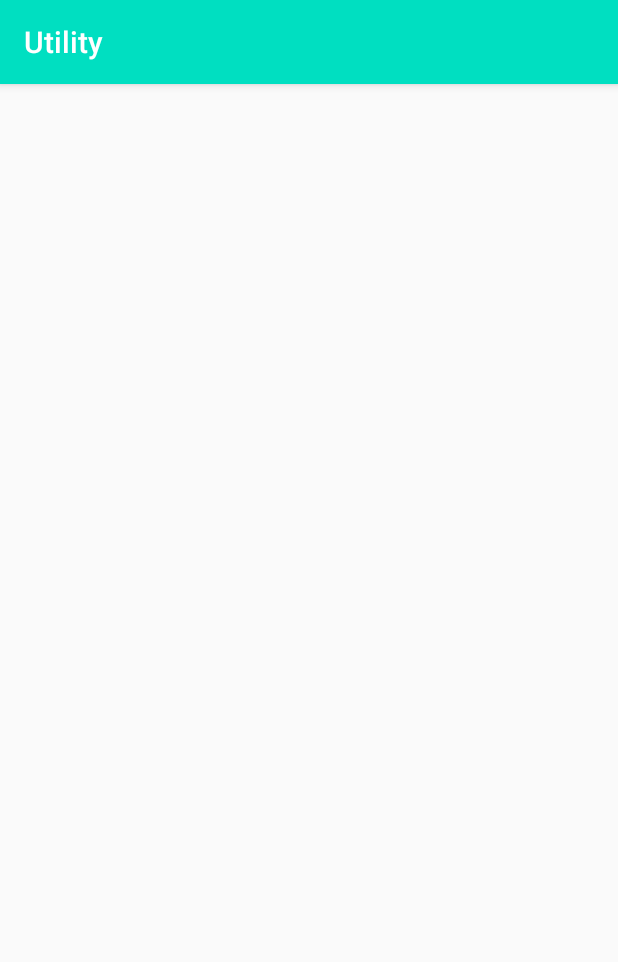
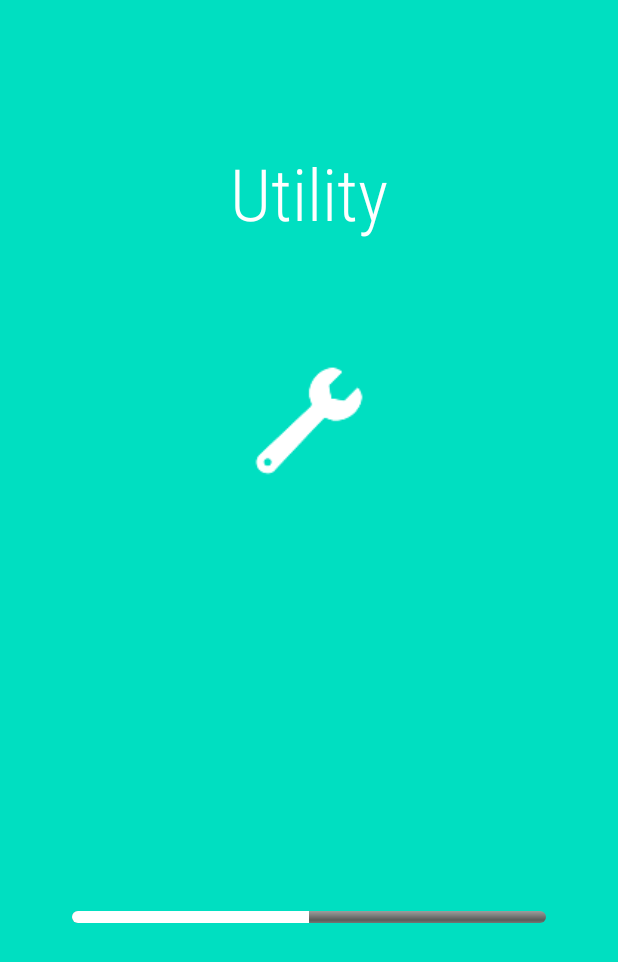
Before and after one commit to tarkowr/Utility-App, an Android app: the screen it shows after launch (SplashActivity), on a phone screen of 412 x 824 dp. Shown: the top 962 px of the screen. Run offline under Robolectric (Android 15) with nearby library versions, the phone set to English and light mode, and no system bars.

Commit message:
Added splash fragment controller and view

```diff
--- a/app/build.gradle
+++ b/app/build.gradle
@@ -26,4 +26,5 @@ dependencies {
     testImplementation 'junit:junit:4.12'
     androidTestImplementation 'androidx.test.ext:junit:1.1.0'
     androidTestImplementation 'androidx.test.espresso:espresso-core:3.1.1'
+    implementation 'com.android.support:appcompat-v7:28.0.0'
 }
--- a/app/src/main/AndroidManifest.xml
+++ b/app/src/main/AndroidManifest.xml
@@ -9,7 +9,7 @@
         android:roundIcon="@mipmap/ic_launcher_round"
         android:supportsRtl="true"
         android:theme="@style/AppTheme">
-        <activity android:name=".SplashActivity">
+        <activity android:name=".SplashActivity" android:theme="@style/SplashTheme">
             <intent-filter>
             <action android:name="android.intent.action.MAIN" />
             <category android:name="android.intent.category.LAUNCHER" />
--- a/app/src/main/java/com/example/utility/SingleFragmentActivity.java
+++ b/app/src/main/java/com/example/utility/SingleFragmentActivity.java
@@ -4,6 +4,7 @@ import android.os.Bundle;
 
 import androidx.appcompat.app.AppCompatActivity;
 import androidx.fragment.app.Fragment;
+import androidx.fragment.app.FragmentManager;
 
 public abstract class SingleFragmentActivity extends AppCompatActivity {
     protected abstract Fragment returnFragment();
@@ -11,5 +12,16 @@ public abstract class SingleFragmentActivity extends AppCompatActivity {
     @Override
     protected void onCreate(Bundle savedInstanceState){
         super.onCreate(savedInstanceState);
+        setContentView(R.layout.activity_fragment);
+
+        FragmentManager fm = getSupportFragmentManager();
+        Fragment fragment = fm.findFragmentById(R.id.fragment_container);
+
+        if(fragment == null){
+            fragment = returnFragment();
+            fm.beginTransaction()
+                    .add(R.id.fragment_container, fragment)
+                    .commit();
+        }
     }
 }
--- a/app/src/main/java/com/example/utility/SplashActivity.java
+++ b/app/src/main/java/com/example/utility/SplashActivity.java
@@ -1,14 +1,11 @@
 package com.example.utility;
 
-import androidx.appcompat.app.AppCompatActivity;
 import androidx.fragment.app.Fragment;
-
-import android.os.Bundle;
 
 public class SplashActivity extends SingleFragmentActivity {
 
-@Override
+    @Override
     protected Fragment returnFragment(){
-        return null;
+        return new SplashFragment();
     }
 }
--- /dev/null
+++ b/app/src/main/java/com/example/utility/SplashFragment.java
@@ -0,0 +1,51 @@
+package com.example.utility;
+
+import android.os.Bundle;
+import android.view.LayoutInflater;
+import android.view.View;
+import android.view.ViewGroup;
+import android.widget.ProgressBar;
+
+import androidx.annotation.NonNull;
+import androidx.annotation.Nullable;
+import androidx.fragment.app.Fragment;
+
+import java.util.Timer;
+import java.util.TimerTask;
+
+public class SplashFragment extends Fragment {
+
+    private ProgressBar progressBar;
+
+    @Override
+    public void onCreate(Bundle savedInstanceState){
+        super.onCreate(savedInstanceState);
+    }
+
+    @Override
+    public View onCreateView(@NonNull LayoutInflater inflater, @Nullable ViewGroup container, @Nullable Bundle savedInstanceState) {
+        View view = inflater.inflate(R.layout.fragment_splash, container, false);
+        progressBar = view.findViewById(R.id.progressBar);
+
+        TimerTask task = new TimerTask() {
+            @Override
+            public void run() {
+                getActivity().runOnUiThread(new Runnable() {
+                    @Override
+                    public void run() {
+                        setProgressBar(50);
+                    }
+                });
+            }
+        };
+
+        Timer waitTime = new Timer();
+        waitTime.schedule(task, 3000);
+
+        return view;
+    }
+
+    private void setProgressBar(int value){
+        progressBar.setProgress(value);
+    }
+}
--- a/app/src/main/res/layout/activity_fragment.xml
+++ b/app/src/main/res/layout/activity_fragment.xml
@@ -2,6 +2,7 @@
 <FrameLayout xmlns:android="http://schemas.android.com/apk/res/android"
     xmlns:app="http://schemas.android.com/apk/res-auto"
     xmlns:tools="http://schemas.android.com/tools"
+    android:id="@+id/fragment_container"
     android:layout_width="match_parent"
     android:layout_height="match_parent"
     tools:context=".SplashActivity">
--- /dev/null
+++ b/app/src/main/res/layout/fragment_splash.xml
@@ -0,0 +1,65 @@
+<?xml version="1.0" encoding="utf-8"?>
+<androidx.constraintlayout.widget.ConstraintLayout xmlns:android="http://schemas.android.com/apk/res/android"
+    xmlns:app="http://schemas.android.com/apk/res-auto"
+    xmlns:tools="http://schemas.android.com/tools"
+    android:id="@+id/rootFragmentLayout"
+    android:layout_width="match_parent"
+    android:layout_height="match_parent"
+    android:background="@color/colorPrimary">
+
+    <TextView
+        android:id="@+id/txtSplashTitle"
+        android:layout_width="0dp"
+        android:layout_height="wrap_content"
+        android:layout_marginTop="96dp"
+        android:layout_marginBottom="24dp"
+        android:fontFamily="sans-serif-condensed-light"
+        android:gravity="center_horizontal"
+        android:text="@string/app_name"
+        android:textColor="#FFFFFF"
+        android:textSize="48sp"
+        app:layout_constraintBottom_toTopOf="@+id/imgIcon"
+        app:layout_constraintEnd_toEndOf="parent"
+        app:layout_constraintStart_toStartOf="parent"
+        app:layout_constraintTop_toTopOf="parent" />
+
+    <ImageView
+        android:id="@+id/imgIcon"
+        android:layout_width="0dp"
+        android:layout_height="160dp"
+        android:layout_marginTop="40dp"
+        android:contentDescription="@string/app_icon"
+        app:layout_constraintEnd_toEndOf="parent"
+        app:layout_constraintStart_toStartOf="parent"
+        app:layout_constraintTop_toBottomOf="@+id/txtSplashTitle"
+        app:srcCompat="@mipmap/ic_launcher_foreground" />
+
+    <ProgressBar
+        android:id="@+id/progressBar"
+        style="@android:style/Widget.ProgressBar.Horizontal"
+        android:layout_width="0dp"
+        android:layout_height="8dp"
+        android:layout_marginStart="48dp"
+        android:layout_marginEnd="48dp"
+        android:layout_marginBottom="16dp"
+        android:indeterminateOnly="false"
+        android:progress="25"
+        android:progressTint="@android:color/white"
+        app:layout_constraintBottom_toTopOf="@+id/txtStatus"
+        app:layout_constraintEnd_toEndOf="parent"
+        app:layout_constraintStart_toStartOf="parent" />
+
+    <TextView
+        android:id="@+id/txtStatus"
+        android:layout_width="0dp"
+        android:layout_height="wrap_content"
+        android:layout_marginBottom="160dp"
+        android:gravity="center_horizontal"
+        android:textColor="@android:color/white"
+        android:textSize="24sp"
+        app:layout_constraintBottom_toBottomOf="parent"
+        app:layout_constraintEnd_toEndOf="parent"
+        app:layout_constraintStart_toStartOf="parent" />
+
+
+</androidx.constraintlayout.widget.ConstraintLayout>
--- a/app/src/main/res/values/colors.xml
+++ b/app/src/main/res/values/colors.xml
@@ -1,6 +1,6 @@
 <?xml version="1.0" encoding="utf-8"?>
 <resources>
-    <color name="colorPrimary">#00dfc1</color>
+    <color name="colorPrimary">#00DFC1</color>
     <color name="colorPrimaryDark">#282828</color>
     <color name="colorAccent">#D81B60</color>
 </resources>
--- a/app/src/main/res/values/strings.xml
+++ b/app/src/main/res/values/strings.xml
@@ -1,3 +1,4 @@
 <resources>
     <string name="app_name">Utility</string>
+    <string name="app_icon">Wrench Icon</string>
 </resources>
--- a/app/src/main/res/values/styles.xml
+++ b/app/src/main/res/values/styles.xml
@@ -6,4 +6,10 @@
         <item name="colorAccent">@color/colorAccent</item>
     </style>
 
+    <style name="SplashTheme" parent="Theme.AppCompat.Light.NoActionBar">
+        <item name="colorPrimary">@color/colorPrimary</item>
+        <item name="colorPrimaryDark">@color/colorPrimaryDark</item>
+        <item name="colorAccent">@color/colorAccent</item>
+    </style>
+
 </resources>
```
